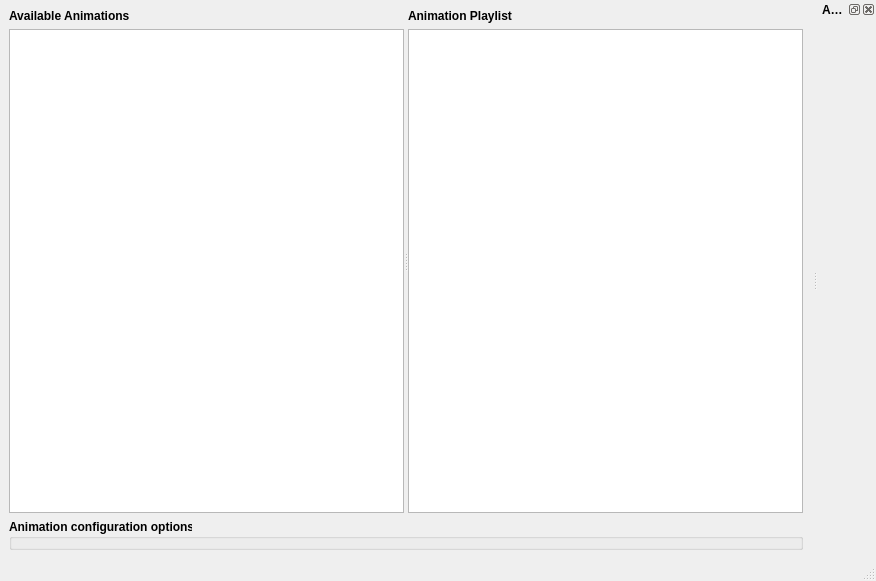
The window that src/gui/MainWindow.ui (casch-at/ledcc) describes before a commit, drawn with Qt 5.
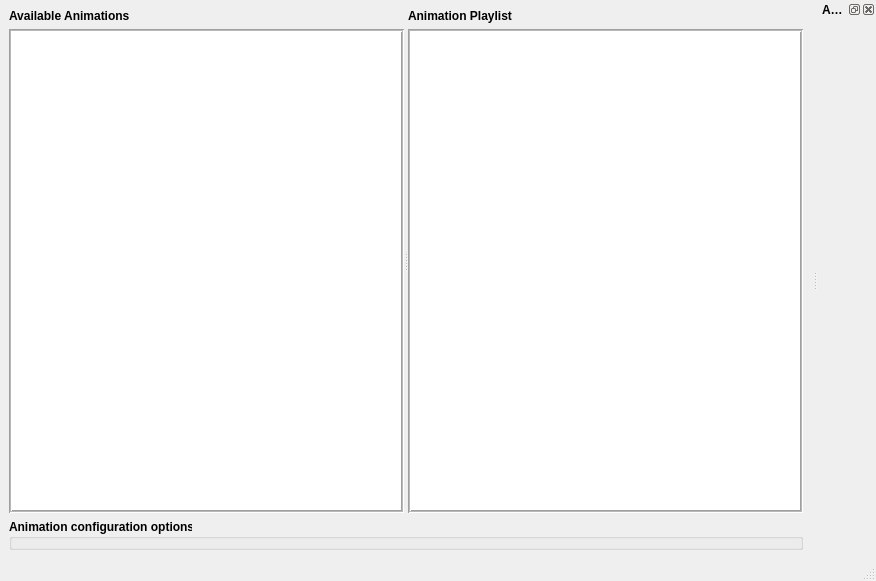
The same window after the commit. Custom widgets are drawn as their Qt base class.

Patch:
```diff
--- a/src/gui/MainWindow.ui
+++ b/src/gui/MainWindow.ui
@@ -17,11 +17,20 @@
    <layout class="QGridLayout" name="gridLayout" rowstretch="1,0" columnstretch="0">
     <item row="0" column="0">
      <widget class="QSplitter" name="splitter">
+      <property name="frameShape">
+       <enum>QFrame::NoFrame</enum>
+      </property>
+      <property name="frameShadow">
+       <enum>QFrame::Plain</enum>
+      </property>
       <property name="orientation">
        <enum>Qt::Horizontal</enum>
       </property>
       <widget class="QWidget" name="layoutWidget">
        <layout class="QVBoxLayout" name="availableAnimationLayout">
+        <property name="sizeConstraint">
+         <enum>QLayout::SetMinimumSize</enum>
+        </property>
         <item>
          <widget class="QLabel" name="availableAnimationsL">
           <property name="font">
@@ -37,12 +46,18 @@
         </item>
         <item>
          <widget class="AnimationListWidget" name="availableAnimationsLW">
+          <property name="enabled">
+           <bool>true</bool>
+          </property>
           <property name="frameShape">
-           <enum>QFrame::StyledPanel</enum>
+           <enum>QFrame::Box</enum>
           </property>
           <property name="frameShadow">
            <enum>QFrame::Sunken</enum>
           </property>
+          <property name="midLineWidth">
+           <number>1</number>
+          </property>
           <property name="editTriggers">
            <set>QAbstractItemView::NoEditTriggers</set>
           </property>
@@ -85,6 +100,9 @@
       </widget>
       <widget class="QWidget" name="layoutWidget">
        <layout class="QVBoxLayout" name="animationPlaylistLayout">
+        <property name="sizeConstraint">
+         <enum>QLayout::SetMinimumSize</enum>
+        </property>
         <item>
          <widget class="QLabel" name="animationPlaylistL">
           <property name="font">
@@ -100,6 +118,27 @@
         </item>
         <item>
          <widget class="AnimationPlayListWidget" name="animationPlaylistLW">
+          <property name="focusPolicy">
+           <enum>Qt::StrongFocus</enum>
+          </property>
+          <property name="contextMenuPolicy">
+           <enum>Qt::CustomContextMenu</enum>
+          </property>
+          <property name="acceptDrops">
+           <bool>true</bool>
+          </property>
+          <property name="frameShape">
+           <enum>QFrame::Box</enum>
+          </property>
+          <property name="frameShadow">
+           <enum>QFrame::Sunken</enum>
+          </property>
+          <property name="lineWidth">
+           <number>1</number>
+          </property>
+          <property name="midLineWidth">
+           <number>1</number>
+          </property>
           <property name="editTriggers">
            <set>QAbstractItemView::DoubleClicked</set>
           </property>
```
Left out of the diff: 31 changed lines with no effect on the pictures.
